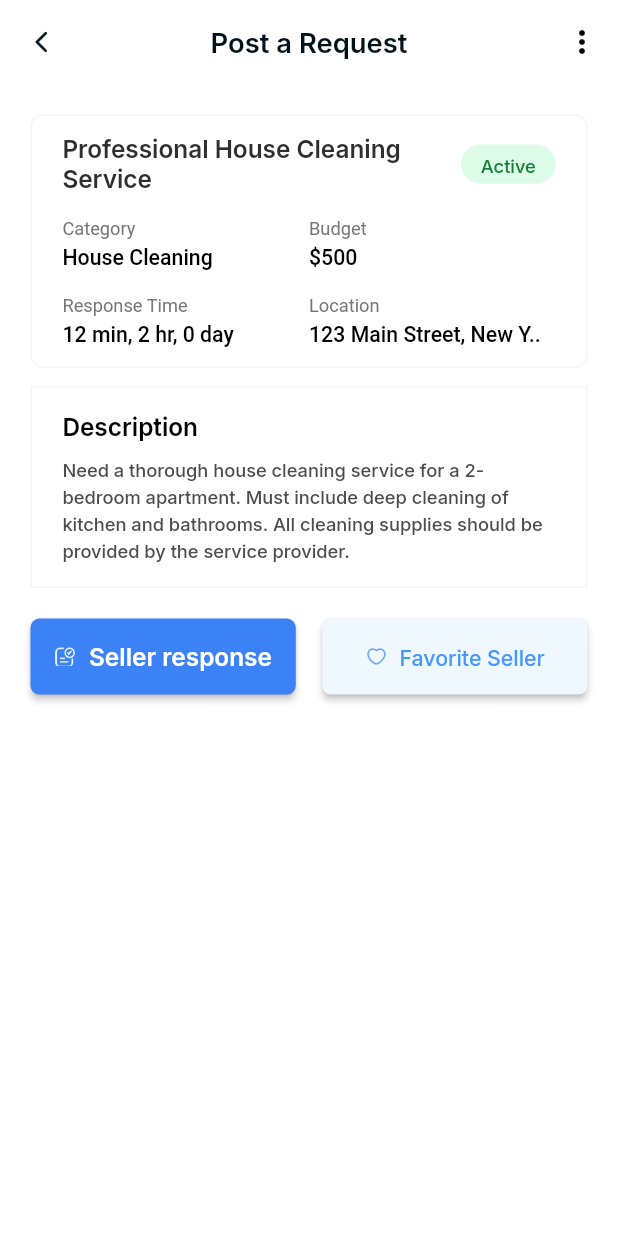
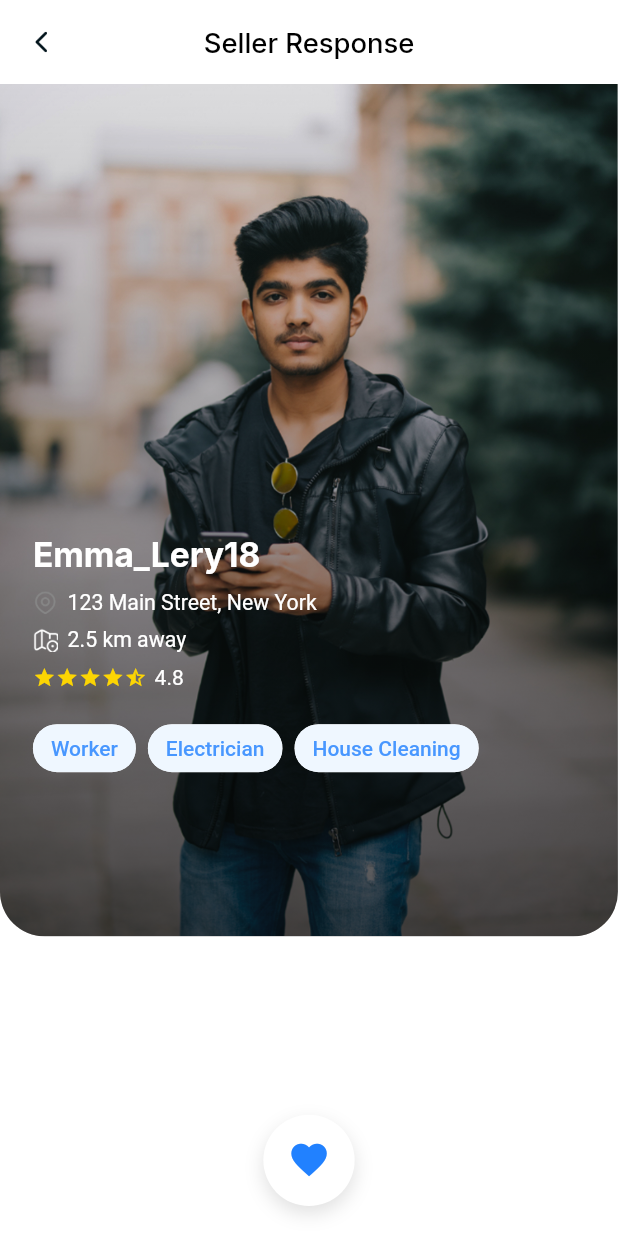
Before and after one commit to akibur-rahman-wix-buddy/martaarcadu_app, a Flutter app: the RequestDetailsScreen screen opened by its route, after a tap on "Seller response", on a phone screen of 412 x 824 dp. Run offline on Flutter 3.47's test engine with Material 3 defaults, Android fonts, the light colour scheme and no system bars; drawn by our look-alikes of auto_animated; our stand-ins replace dio, flutter_screenutil, get, get_it, get_storage, image_picker and 3 more; missing offline and left inert: dotlottie_loader; accounts and stored records are empty; Roboto replaces fonts that are missing (Manrope).

Commit message:
seller response screen complete

```diff
--- a/lib/features/request_details/presentation/request_details_screen.dart
+++ b/lib/features/request_details/presentation/request_details_screen.dart
@@ -6,6 +6,8 @@ import 'package:martaarcadu_app/constants/text_font_style.dart';
 import 'package:martaarcadu_app/features/request_sucess/presentation/widgets/info_row.dart';
 import 'package:martaarcadu_app/gen/assets.gen.dart';
 import 'package:martaarcadu_app/gen/colors.gen.dart';
+import 'package:martaarcadu_app/helpers/all_routes.dart';
+import 'package:martaarcadu_app/helpers/navigation_service.dart';
 import 'package:martaarcadu_app/helpers/ui_helpers.dart';
 
 class RequestDetailsScreen extends StatelessWidget {
@@ -154,7 +156,10 @@ class RequestDetailsScreen extends StatelessWidget {
                         height: 13.h,
                         width: 13.w,
                       ),
-                      onPressed: () {},
+                      onPressed: () {
+                        NavigationService.navigateTo(
+                            Routes.sellerResponseScreen);
+                      },
                     ),
                   ),
                   UIHelper.horizontalSpace(16.w),
--- /dev/null
+++ b/lib/features/seller_response/presentation/seller_response_screen.dart
@@ -0,0 +1,71 @@
+import 'package:flutter/material.dart';
+import 'package:martaarcadu_app/common_widgets/common_arrow_button.dart';
+import 'package:martaarcadu_app/constants/text_font_style.dart';
+import 'package:martaarcadu_app/features/seller_response/presentation/widgets/seller_card.dart';
+import 'package:martaarcadu_app/gen/assets.gen.dart';
+import 'package:martaarcadu_app/gen/colors.gen.dart';
+
+class SellerResponseScreen extends StatelessWidget {
+  SellerResponseScreen({super.key});
+
+  final List<Map<String, dynamic>> sellers = [
+    {
+      "name": "Emma_Lery18",
+      "location": "123 Main Street, New York",
+      "distance": "2.5 km away",
+      "rating": 4.8,
+      "tags": ["Worker", "Electrician", "House Cleaning"],
+      "image": Assets.images.requestSellerScreen.path,
+    },
+    {
+      "name": "John_Doe21",
+      "location": "456 Market Street, LA",
+      "distance": "3.2 km away",
+      "rating": 4.5,
+      "tags": ["Plumber", "Painter"],
+      "image": Assets.images.requestSellerScreen.path,
+    },
+    {
+      "name": "Anik Biswas",
+      "location": "456 Market Street, LA",
+      "distance": "3.2 km away",
+      "rating": 4.5,
+      "tags": ["Plumber", "Painter"],
+      "image": Assets.images.requestSellerScreen.path,
+    },
+  ];
+
+  @override
+  Widget build(BuildContext context) {
+    return Scaffold(
+      backgroundColor: AppColors.cFFFFFF,
+      appBar: AppBar(
+        backgroundColor: AppColors.cFFFFFF,
+        elevation: 0,
+        leading: const CommonBackButton(),
+        centerTitle: true,
+        title: Text(
+          'Seller Response',
+          style: TextFontStyle.textStylec18c1B1F3BManropeW600.copyWith(
+            color: AppColors.c000000,
+            fontWeight: FontWeight.w500,
+          ),
+        ),
+      ),
+      body: PageView.builder(
+        itemCount: sellers.length,
+        itemBuilder: (context, index) {
+          final seller = sellers[index];
+          return SellerCard(
+            name: seller["name"] as String,
+            location: seller["location"] as String,
+            distance: seller["distance"] as String,
+            rating: seller["rating"] as double,
+            tags: List<String>.from(seller["tags"] as List),
+            imagePath: seller["image"] as String,
+          );
+        },
+      ),
+    );
+  }
+}
--- /dev/null
+++ b/lib/features/seller_response/presentation/widgets/seller_card.dart
@@ -0,0 +1,184 @@
+import 'package:flutter/material.dart';
+import 'package:flutter_screenutil/flutter_screenutil.dart';
+import 'package:martaarcadu_app/constants/text_font_style.dart';
+import 'package:martaarcadu_app/gen/assets.gen.dart';
+import 'package:martaarcadu_app/gen/colors.gen.dart';
+import 'package:martaarcadu_app/helpers/ui_helpers.dart';
+
+class SellerCard extends StatelessWidget {
+  final String name;
+  final String location;
+  final String distance;
+  final double rating;
+  final List<String> tags;
+  final String imagePath;
+
+  const SellerCard({
+    super.key,
+    required this.name,
+    required this.location,
+    required this.distance,
+    required this.rating,
+    required this.tags,
+    required this.imagePath,
+  });
+
+  @override
+  Widget build(BuildContext context) {
+    return SafeArea(
+      child: Stack(
+        children: [
+          Column(
+            children: [
+              ClipRRect(
+                borderRadius:
+                    const BorderRadius.vertical(bottom: Radius.circular(30)),
+                child: Stack(
+                  children: [
+                    Image.asset(
+                      imagePath,
+                      width: double.infinity,
+                      height: 560.h,
+                      fit: BoxFit.cover,
+                    ),
+                    Container(
+                      height: 560.h,
+                      decoration: BoxDecoration(
+                        borderRadius: const BorderRadius.vertical(
+                            bottom: Radius.circular(20)),
+                        gradient: LinearGradient(
+                          begin: Alignment.topCenter,
+                          end: Alignment.bottomCenter,
+                          colors: [
+                            Colors.transparent,
+                            Colors.black.withOpacity(0.6),
+                          ],
+                        ),
+                      ),
+                    ),
+                    Positioned(
+                      left: 20.w,
+                      bottom: 100.h,
+                      right: 20.w,
+                      child: Column(
+                        crossAxisAlignment: CrossAxisAlignment.start,
+                        children: [
+                          Text(
+                            name,
+                            style: TextFontStyle.textStylec24c212121ManropeW700
+                                .copyWith(
+                              color: Colors.white,
+                              fontSize: 22.sp,
+                              fontWeight: FontWeight.bold,
+                            ),
+                          ),
+                          UIHelper.verticalSpace(10.h),
+                          _buildInfoRow(
+                            Image.asset(Assets.icons.locationIcon.path,
+                                width: 15.w, height: 15.w),
+                            location,
+                          ),
+                          UIHelper.verticalSpace(8.h),
+                          _buildInfoRow(
+                            Image.asset(
+                                Assets.icons.responseSellerScreenMapIcon.path,
+                                width: 15.w,
+                                height: 15.w),
+                            distance,
+                          ),
+                          UIHelper.verticalSpace(8.h),
+                          _buildRatingStars(rating),
+                          UIHelper.verticalSpace(15.h),
+                          Wrap(
+                            spacing: 8,
+                            children:
+                                tags.map((tag) => _buildTagChip(tag)).toList(),
+                          ),
+                        ],
+                      ),
+                    )
+                  ],
+                ),
+              ),
+              const Spacer(),
+              UIHelper.verticalSpace(60.h),
+            ],
+          ),
+
+          // Bottom heart button
+          Positioned(
+            bottom: 20,
+            left: 0,
+            right: 0,
+            child: Center(
+              child: Container(
+                decoration: BoxDecoration(
+                  shape: BoxShape.circle,
+                  color: AppColors.cFFFFFF,
+                  boxShadow: [
+                    BoxShadow(
+                      color: Colors.black12,
+                      blurRadius: 10,
+                      offset: Offset(0, 5),
+                    )
+                  ],
+                ),
+                padding: EdgeInsets.all(16.sp),
+                child: Icon(
+                  Icons.favorite,
+                  color: AppColors.c2181FF,
+                  size: 28.sp,
+                ),
+              ),
+            ),
+          ),
+        ],
+      ),
+    );
+  }
+
+  Widget _buildInfoRow(Widget icon, String text) {
+    return Row(
+      children: [
+        icon,
+        UIHelper.horizontalSpace(6.w),
+        Text(
+          text,
+          style: TextStyle(color: Colors.white, fontSize: 14.sp),
+        ),
+      ],
+    );
+  }
+
+  Widget _buildRatingStars(double rating) {
+    return Row(
+      children: [
+        ...List.generate(5, (index) {
+          final starIndex = index + 1;
+          return Icon(
+            starIndex <= rating.floor()
+                ? Icons.star
+                : (starIndex - rating < 1
+                    ? Icons.star_half
+                    : Icons.star_border),
+            size: 15.sp,
+            color: AppColors.cFCD503,
+          );
+        }),
+        const SizedBox(width: 5),
+        Text(
+          rating.toStringAsFixed(1),
+          style: TextStyle(color: Colors.white),
+        ),
+      ],
+    );
+  }
+
+  Widget _buildTagChip(String tag) {
+    return Chip(
+      label: Text(tag),
+      backgroundColor: AppColors.cEFF7FF,
+      labelStyle: const TextStyle(color: AppColors.c4897FF),
+    );
+  }
+}
--- a/lib/gen/colors.gen.dart
+++ b/lib/gen/colors.gen.dart
@@ -66,6 +66,9 @@ class AppColors {
 
   /// Color: #FF212121
   static const Color c212121 = Color(0xFF212121);
+
+  /// Color: #FF2181FF
+  static const Color c2181FF = Color(0xFF2181FF);
 
   /// Color: #FF262626
   static const Color c262626 = Color(0xFF262626);
@@ -268,6 +271,9 @@ class AppColors {
   /// Color: #FFFCAA17
   static const Color cFCAA17 = Color(0xFFFCAA17);
 
+  /// Color: #FFFCD503
+  static const Color cFCD503 = Color(0xFFFCD503);
+
   /// Color: #FFFE7966
   static const Color cFE7966 = Color(0xFFFE7966);
 
--- a/lib/helpers/all_routes.dart
+++ b/lib/helpers/all_routes.dart
@@ -14,6 +14,7 @@ import 'package:martaarcadu_app/features/home/presentation/home_screen.dart';
 import 'package:martaarcadu_app/features/post_request/presentation/post_request_screen.dart';
 import 'package:martaarcadu_app/features/request_details/presentation/request_details_screen.dart';
 import 'package:martaarcadu_app/features/request_sucess/presentation/request_sucessfully_screen.dart';
+import 'package:martaarcadu_app/features/seller_response/presentation/seller_response_screen.dart';
 
 final class Routes {
   static final Routes _routes = Routes._internal();
@@ -73,6 +74,7 @@ final class Routes {
   static const String postRequestScreen = '/post_request_screen';
   static const String requestSucessfullyScreen = '/request_sucessfully_screen';
   static const String requestDetailsScreen = '/request_details_screen';
+  static const String sellerResponseScreen = '/seller_response_screen';
 
 }
 
@@ -138,6 +140,12 @@ final class RouteGenerator {
                 widget: RequestDetailsScreen(), settings: settings)
             : CupertinoPageRoute(
                 builder: (context) => RequestDetailsScreen());
+      case Routes.sellerResponseScreen:
+        return Platform.isAndroid
+            ? _FadedTransitionRoute(
+                widget: SellerResponseScreen(), settings: settings)
+            : CupertinoPageRoute(
+                builder: (context) => SellerResponseScreen());
       // // case Routes.categorySearchScreen:
       // //   return Platform.isAndroid
       // //       ? _FadedTransitionRoute(
--- a/lib/main.dart
+++ b/lib/main.dart
@@ -12,6 +12,7 @@ import 'package:martaarcadu_app/features/onboarding/presentation/onboarding_scre
 import 'package:martaarcadu_app/features/post_request/presentation/post_request_screen.dart';
 import 'package:martaarcadu_app/features/request_details/presentation/request_details_screen.dart';
 import 'package:martaarcadu_app/features/request_sucess/presentation/request_sucessfully_screen.dart';
+import 'package:martaarcadu_app/features/seller_response/presentation/seller_response_screen.dart';
 import 'constants/custome_theme.dart';
 import 'gen/colors.gen.dart';
 import 'helpers/all_routes.dart';
--- a/pubspec.yaml
+++ b/pubspec.yaml
@@ -51,6 +51,7 @@ dependencies:
   flutter_gen: ^5.10.0
   pinput: ^5.0.1
   image_picker: ^1.1.2
+  smooth_page_indicator: ^1.2.1
 
 dev_dependencies:
   flutter_test:
```
Also changed, not shown: pubspec.lock, 1 other file.
